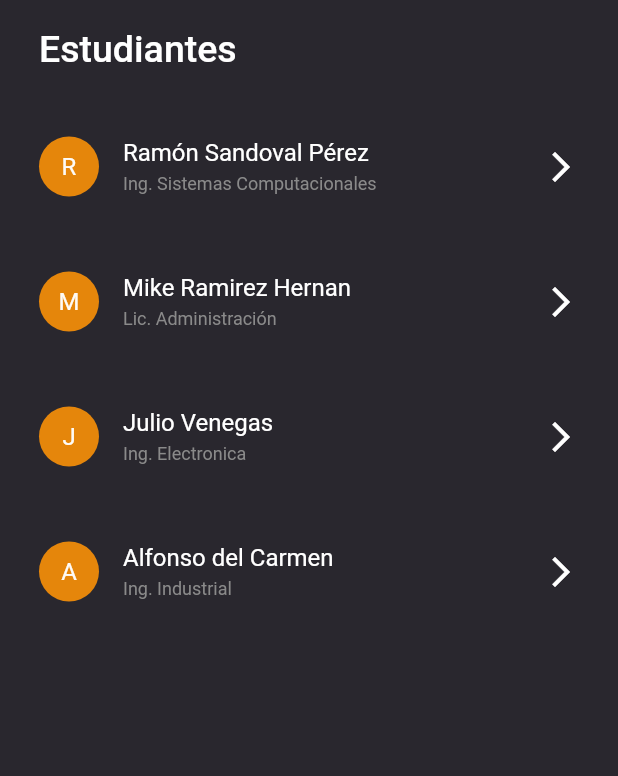
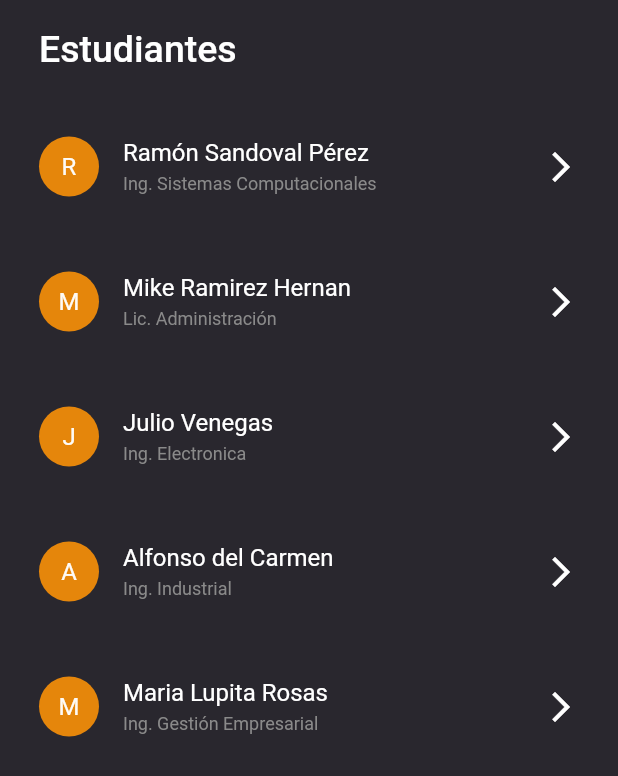
Before and after one commit to RamonSandoval/Laboratorio14-JSON, a Flutter app: the screen it shows after launch, on a phone screen of 412 x 824 dp. Shown: the top 776 px of the screen. Run offline on Flutter 3.47's test engine with Material 2 defaults, Android fonts, the phone set to English and light mode, and no system bars.

```diff
--- a/assets/estudiantes.json
+++ b/assets/estudiantes.json
@@ -30,5 +30,13 @@
         "phone":"6462014556",
         "career":"Ing. Industrial",
         "semester": "8"
+    },
+    {
+        "name": "Maria Lupita Rosas",
+        "matricula": "18760478",
+        "email": "maria@gmail.com",
+        "phone":"6462014556",
+        "career":"Ing. Gestión Empresarial",
+        "semester": "8"
     }
 ]
--- a/lib/info.dart
+++ b/lib/info.dart
@@ -87,7 +87,7 @@ class StudentInfo extends StatelessWidget {
             const Icon(
               Icons.phone,
               size: 40,
-              color: Color.fromARGB(247, 235, 137, 10),
+              color: Color.fromARGB(246, 235, 137, 10),
             ),
             Text('  Celular: ' + phone + '\n',
                 style: const TextStyle(color: Colors.white, fontSize: 16)),
--- a/lib/main.dart
+++ b/lib/main.dart
@@ -47,7 +47,7 @@ class _MyAppState extends State<MyApp> {
         body: Padding(
           padding: const EdgeInsets.only(top: 10, left: 10, right: 10),
           child: ListView.builder(
-              itemCount: estudiantes == null ? 0 : estudiantes.length,
+              itemCount: estudiantes.length,
               itemBuilder: (context, index) {
                 var name = estudiantes[index]['name'];
                 var matricula = estudiantes[index]['matricula'];
@@ -55,7 +55,6 @@ class _MyAppState extends State<MyApp> {
                 var semester = estudiantes[index]['semester'];
                 var phone = estudiantes[index]['phone'];
                 var email = estudiantes[index]['email'];
-
                 return Container(
                   alignment: Alignment.center,
                   height: 90,
@@ -65,13 +64,12 @@ class _MyAppState extends State<MyApp> {
                           context,
                           MaterialPageRoute(
                               builder: (context) => StudentInfo(
-                                    name: name,
-                                    matricula: matricula,
-                                    career: career,
-                                    semester: semester,
-                                    phone: phone,
-                                    email: email,
-                                  )));
+                                  matricula: matricula,
+                                  name: name,
+                                  career: career,
+                                  semester: semester,
+                                  phone: phone,
+                                  email: email)));
                     },
                     title: Text(
                       name,
```
